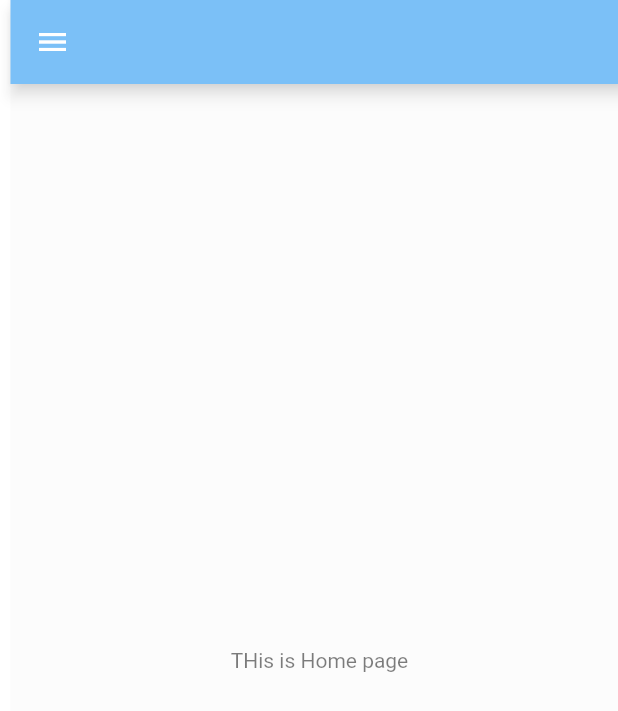
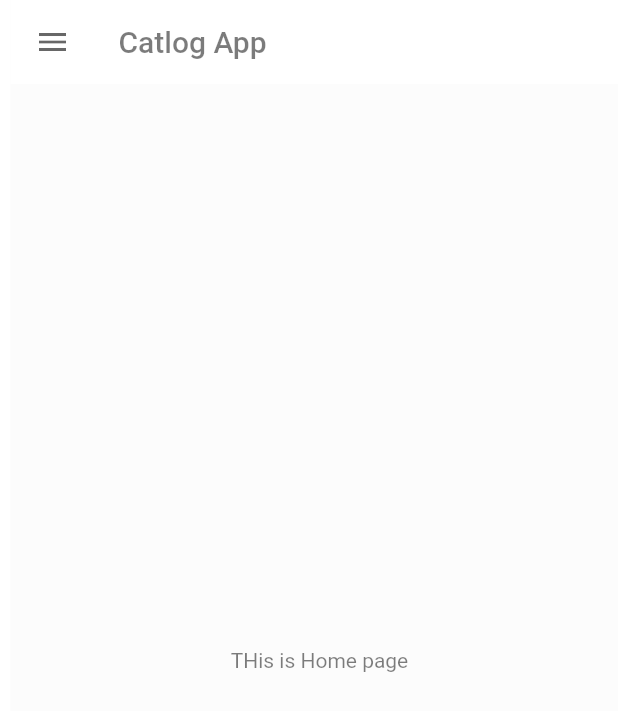
Before and after one commit to kikwaghmare/30DaysOfFlutter, a Flutter app: the screen it shows after launch, after a tap on "Login", on a phone screen of 412 x 824 dp. Shown: the top 711 px of the screen. Run offline on Flutter 3.47's test engine with Material 2 defaults, Android fonts, the phone set to English and light mode, and no system bars; missing offline and left inert: dart:ffi.

Commit message:
theme extracted day 10

```diff
--- a/lib/main.dart
+++ b/lib/main.dart
@@ -2,6 +2,7 @@ import 'package:flutter/material.dart';
 import 'package:flutter_demo/pages/home_page.dart';
 import 'package:flutter_demo/pages/login_page.dart';
 import 'package:flutter_demo/utils/routes.dart';
+import 'package:flutter_demo/widgets/themes.dart';
 //import 'package:google_fonts/google_fonts.dart';
 
 void main() {
@@ -13,14 +14,9 @@ class MyApp extends StatelessWidget {
   Widget build(BuildContext context) {
     return MaterialApp(
       themeMode: ThemeMode.light,
-      theme: ThemeData(
-        primarySwatch: Colors.deepPurple,
-        // fontFamily: GoogleFonts.lato().fontFamily,
-      ),
+      theme:MyTheme.lightTheme(context),
       //  debugShowCheckedModeBanner: false,//debug banner close
-      darkTheme: ThemeData(
-        brightness: Brightness.dark,
-      ),
+      darkTheme: MyTheme.darkTheme(context),
       //initialRoute: "/home", //Use to go direct on to screen
       routes: {
         "/": (context) => LoginPage(),
--- a/lib/pages/home_page.dart
+++ b/lib/pages/home_page.dart
@@ -8,7 +8,13 @@ class HomePage extends StatelessWidget {
   Widget build(BuildContext context) {
     return Scaffold(
       appBar: AppBar(
-        backgroundColor: Colors.blue,
+        title: Text("Catlog App"),
+        // backgroundColor: Colors.white,
+        // elevation: 0.0,
+        // iconTheme: IconThemeData(color: Colors.black),
+        // title: Text(
+        //   "Catlog",
+        //    style: TextStyle(color: Colors.black),),
       ),
       body: Center(
         child: Container(
--- /dev/null
+++ b/lib/widgets/themes.dart
@@ -0,0 +1,18 @@
+import 'package:flutter/material.dart';
+
+class MyTheme{
+  static ThemeData  lightTheme(BuildContext context)=>ThemeData(
+        primarySwatch: Colors.deepPurple,
+        // fontFamily: GoogleFonts.lato().fontFamily,
+        appBarTheme: AppBarTheme(
+          color: Colors.white,
+          elevation: 0.0,
+          iconTheme: const IconThemeData(color: Colors.black),
+          textTheme: Theme.of(context).textTheme,
+        )
+  );
+
+  static ThemeData darkTheme(BuildContext context)=>ThemeData(
+      brightness: Brightness.dark
+  );
+}
```
